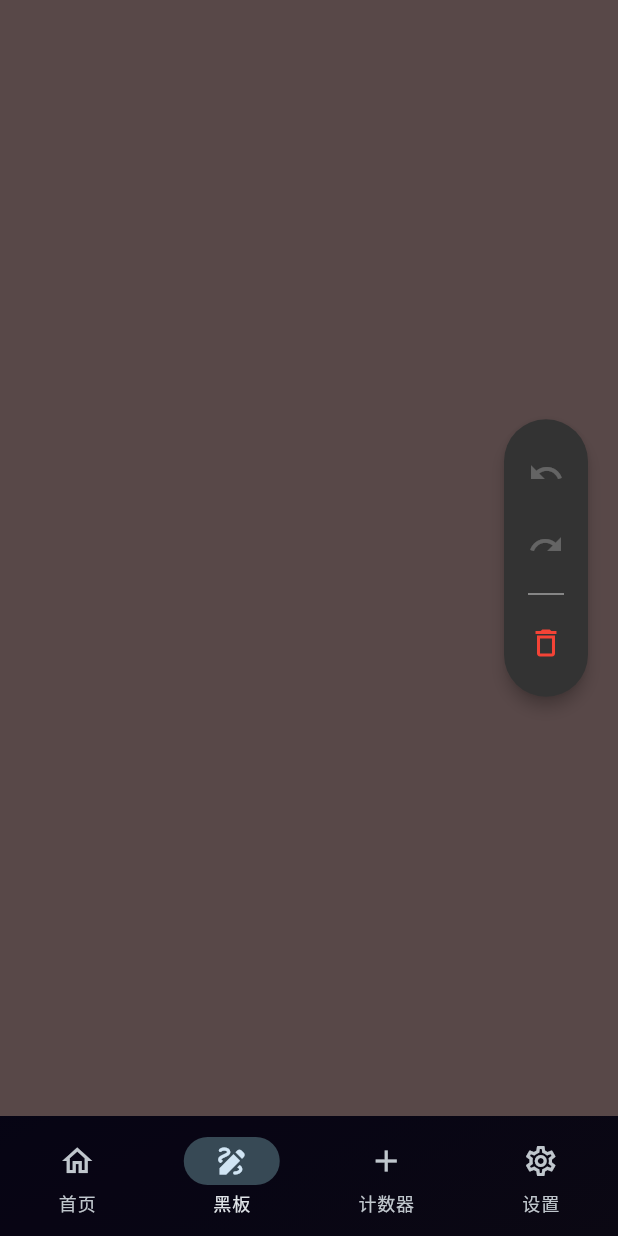
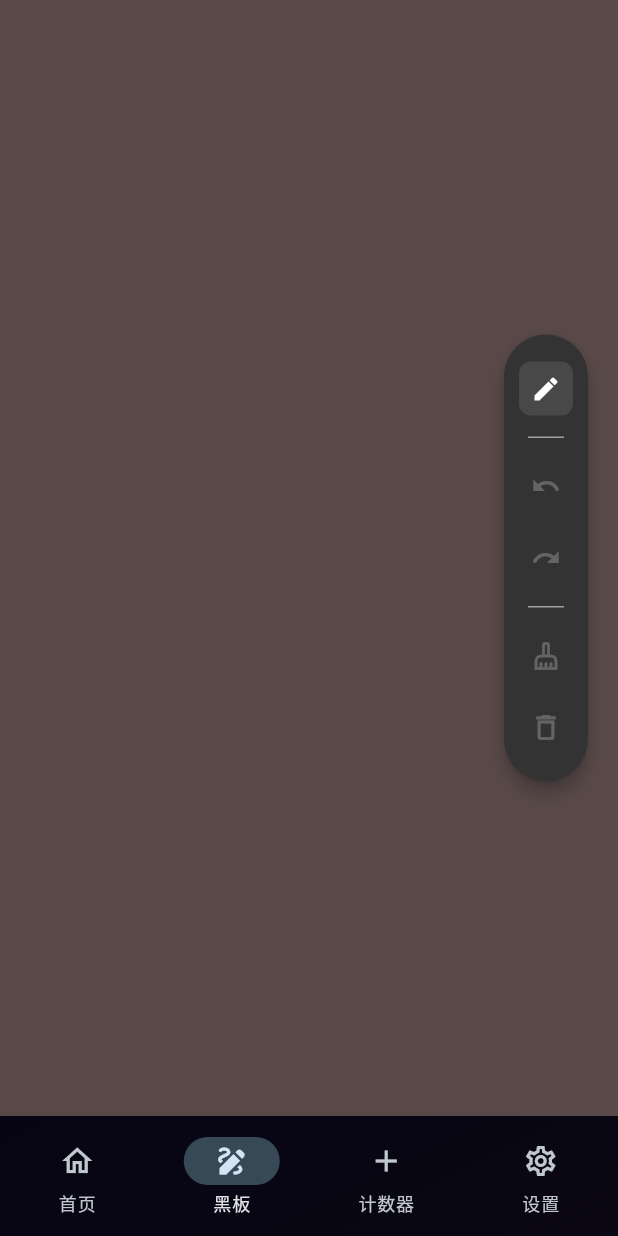
Before and after one commit to mokeen/va-flutter-edu, a Flutter app: the screen it shows after launch, on a phone screen of 412 x 824 dp. Run offline on Flutter 3.47's test engine with Material 3 defaults, Android fonts, the phone set to English and light mode, and no system bars; our stand-ins replace flutter_riverpod, go_router, riverpod_annotation; generated files the repository leaves out were written again.

Commit message:
feat: 橡皮擦功能支持

```diff
--- /dev/null
+++ b/lib/src/features/blackboard/application/blackboard_mode.dart
@@ -0,0 +1,4 @@
+enum BlackboardMode {
+  pen,
+  eraser,
+}
--- a/lib/src/features/blackboard/presentation/blackboard_screen.dart
+++ b/lib/src/features/blackboard/presentation/blackboard_screen.dart
@@ -44,19 +44,14 @@ class _BlackboardScreenState extends State<BlackboardScreen> {
                   onPointerMove: (event) => controller.moveStroke(event.localPosition),
                   onPointerUp: (event) => controller.endStroke(),
 
-                  // 使用 ListenableBuilder 监听 Controller，当 notifyListeners 被调用时重绘
-                  child: ListenableBuilder(
-                    listenable: controller,
-                    builder: (context, child) {
-                      return CustomPaint(
-                        painter: BlackboardPainter(
-                          // 从 Controller 获取最新的只读数据
-                          currentStroke: controller.currentStroke,
-                          historyStrokes: controller.historyStrokes,
-                        ),
-                      );
-                    },
-                  ),
+                  child: CustomPaint(
+                    painter: BlackboardPainter(
+                      // 从 Controller 获取最新的只读数据
+                      currentStroke: controller.currentStroke,
+                      historyStrokes: controller.historyStrokes,
+                      lastEraserPosition: controller.lastEraserPosition,
+                    ),
+                  )
                 ),
               ),
               Positioned(
@@ -71,6 +66,8 @@ class _BlackboardScreenState extends State<BlackboardScreen> {
                     canUndo: controller.historyStrokes.isNotEmpty,
                     canRedo: controller.redoStrokes.isNotEmpty,
                     canClear: controller.historyStrokes.isNotEmpty,
+                    mode: controller.mode,
+                    onModeChanged: (mode) => controller.setMode(mode),
                   ),
                 ),
               ),
--- a/lib/src/features/blackboard/presentation/widgets/blackboard_toolbar.dart
+++ b/lib/src/features/blackboard/presentation/widgets/blackboard_toolbar.dart
@@ -1,4 +1,5 @@
 import 'package:flutter/material.dart';
+import 'package:va_edu/src/features/blackboard/application/blackboard_mode.dart';
 
 /// 黑板工具栏
 ///
@@ -13,17 +14,21 @@ class BlackboardToolbar extends StatelessWidget {
     required this.canUndo,
     required this.canRedo,
     required this.canClear,
+    required this.mode,
+    required this.onModeChanged,
   });
 
   // 回调函数，由父组件传入具体逻辑
   final VoidCallback onUndo;
   final VoidCallback onRedo;
   final VoidCallback onClear;
+  final ValueChanged<BlackboardMode> onModeChanged;
 
   // 状态标志，用于控制按钮是否可用 (disabled)
   final bool canUndo;
   final bool canRedo;
   final bool canClear;
+  final BlackboardMode mode;
 
   @override
   Widget build(BuildContext context) {
@@ -40,6 +45,31 @@ class BlackboardToolbar extends StatelessWidget {
           mainAxisSize: MainAxisSize.min,
           children: [
             IconButton(
+              style: IconButton.styleFrom(
+                minimumSize: const Size(22, 22),
+                backgroundColor: mode == BlackboardMode.pen ? Colors.white10 : Colors.transparent,
+                shape: RoundedRectangleBorder(
+                  borderRadius: BorderRadius.circular(8),
+                ),
+              ),
+              iconSize: 20,
+              icon: const Icon(
+                Icons.edit,
+                color: Colors.white,
+              ),
+              tooltip: '画笔',
+              onPressed: () => onModeChanged(BlackboardMode.pen),
+            ),
+            const SizedBox(height: 8,),
+            // 自定义分割线 (Container 替换 Divider 以解决可见性问题)
+            Container(
+              width: 24,
+              height: 1,
+              color: Colors.white54,
+            ),
+            const SizedBox(height: 8),
+            IconButton(
+              iconSize: 20,
               // 根据状态改变图标颜色 (Disabled 状态为半透)
               icon: Icon(
                 Icons.undo,
@@ -50,6 +80,7 @@ class BlackboardToolbar extends StatelessWidget {
               onPressed: canUndo ? onUndo : null,
             ),
             IconButton(
+              iconSize: 20,
               icon: Icon(
                 Icons.redo,
                 color: canRedo ? Colors.white : Colors.white24,
@@ -66,9 +97,26 @@ class BlackboardToolbar extends StatelessWidget {
             ),
             const SizedBox(height: 8),
             IconButton(
-              icon: const Icon(
+              style: IconButton.styleFrom(
+                backgroundColor: mode == BlackboardMode.eraser ? Colors.white10 : Colors.transparent,
+                shape: RoundedRectangleBorder(
+                  borderRadius: BorderRadius.circular(8),
+                ),
+                minimumSize: const Size(22, 22),
+              ),
+              iconSize: 20,
+              icon: Icon(
+                Icons.cleaning_services_outlined,
+                color: canClear ? Colors.white : Colors.white24,
+              ),
+              tooltip: '橡皮',
+              onPressed: () => onModeChanged(BlackboardMode.eraser),
+            ),
+            IconButton(
+              iconSize: 22,
+              icon: Icon(
                 Icons.delete_outline,
-                color: Colors.red,
+                color: canClear ? Colors.red : Colors.white24,
               ),
               tooltip: '清空',
               onPressed: canClear ? onClear : null,
```
Also changed, not shown: lib/src/features/blackboard/application/blackboard_controller.dart (+73 -0 lines), lib/src/features/blackboard/presentation/widgets/blackboard_painter.dart (+23 -0 lines).
